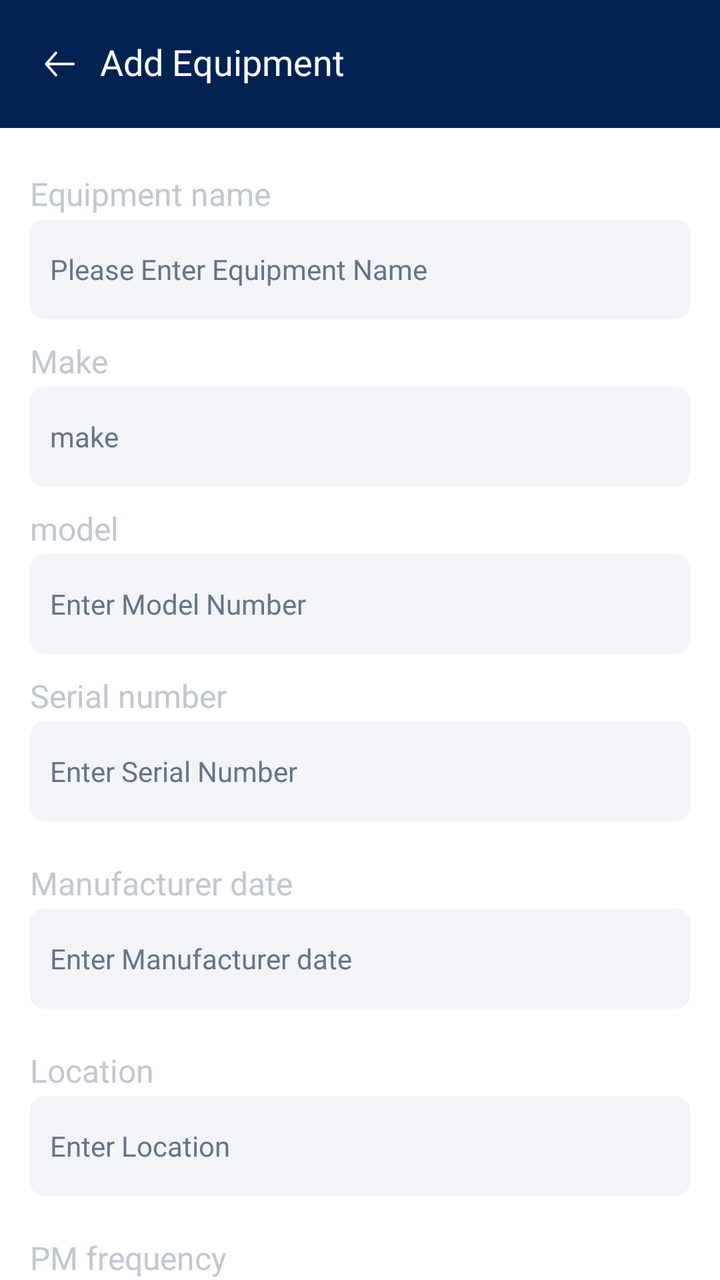
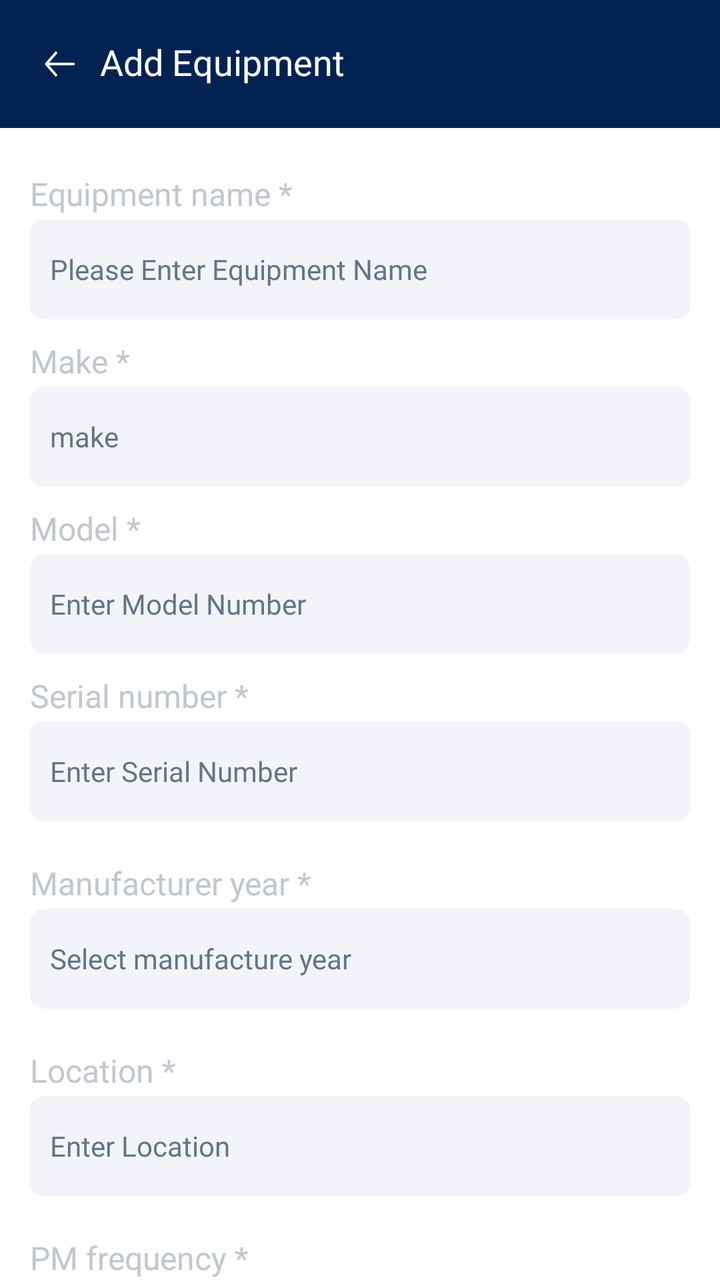

The first picture is an Android layout as it rendered before a commit; the second is the same layout after the commit. The layout source and the unified diff follow.
<!-- AndroidManifest.xml: application theme Theme.Evergreen -->
<!-- res/layout/activity_add_equipment.xml -->
<?xml version="1.0" encoding="utf-8"?>
<androidx.core.widget.NestedScrollView xmlns:android="http://schemas.android.com/apk/res/android"
    xmlns:tools="http://schemas.android.com/tools"
    android:layout_width="match_parent"
    android:layout_height="match_parent"
    android:orientation="vertical"
    android:fitsSystemWindows="true"
    android:id="@+id/main"
    android:background="@color/black_blue"
    xmlns:app="http://schemas.android.com/apk/res-auto"
    tools:context=".activities.AddEquipment">
    <LinearLayout
        android:background="@color/white"
        app:layout_constraintStart_toStartOf="parent"
        app:layout_constraintEnd_toEndOf="parent"
        android:orientation="vertical"
        app:layout_constraintBottom_toBottomOf="parent"
        android:layout_width="match_parent"
        android:layout_height="wrap_content">
        <androidx.appcompat.widget.Toolbar
            android:id="@+id/toolbar"
            app:contentInsetStart="0dp"
            android:background="@color/black_blue"
            app:layout_constraintTop_toTopOf="parent"
            app:layout_constraintStart_toStartOf="parent"
            app:layout_constraintEnd_toEndOf="parent"
            android:layout_width="match_parent"
            android:layout_height="wrap_content">
            <RelativeLayout
                android:layout_width="match_parent"
                android:layout_height="wrap_content">
                <ImageView
                    android:layout_marginStart="@dimen/_10sdp"
                    android:layout_centerVertical="true"
                    android:id="@+id/back"
                    android:src="@drawable/back"
                    android:layout_width="@dimen/_40sdp"
                    android:layout_height="@dimen/_40sdp"/>
                <TextView
                    android:id="@+id/tv_header"
                    android:layout_centerVertical="true"
                    android:gravity="left|center"
                    android:layout_marginLeft="@dimen/_50sdp"
                    android:textColor="@color/white"
                    android:includeFontPadding="false"
                    android:textSize="@dimen/_18ssp"
                    android:fontFamily="@font/roboto_medium"
                    android:layout_gravity="center"
                    android:text="Add Equipment"
                    android:layout_width="wrap_content"
                    android:layout_height="wrap_content"/>
            </RelativeLayout>
        </androidx.appcompat.widget.Toolbar>
        <LinearLayout
            android:background="@color/white"
            android:orientation="vertical"
            android:layout_width="match_parent"

            android:layout_height="wrap_content">
            <LinearLayout
                android:layout_marginHorizontal="@dimen/_15sdp"
                android:layout_marginTop="@dimen/_2sdp"
                android:orientation="vertical"
                android:layout_width="match_parent"
                android:layout_height="match_parent">
                <TextView
                    android:textColor="@color/gray1"
                    android:fontFamily="@font/roboto_regular"
                    android:textSize="@dimen/_16ssp"
                    android:layout_marginTop="@dimen/_20sdp"
                    app:layout_constraintStart_toStartOf="parent"
                    android:text="Equipment name"
                    android:layout_width="wrap_content"
                    android:layout_height="wrap_content"/>
                <EditText
                    android:gravity="center_vertical"
                    android:id="@+id/tv_eq_name"
                    android:textColorHint="@color/gray2"
                    android:fontFamily="@font/roboto_medium"
                    android:textSize="@dimen/_14ssp"
                    android:textColor="@color/black_blue"
                    android:layout_marginTop="@dimen/_2sdp"
                    android:paddingHorizontal="@dimen/_10sdp"
                    android:hint="Please Enter Equipment Name"
                    android:background="@drawable/edit_text_background"
                    app:layout_constraintTop_toBottomOf="@+id/text_email"
                    android:layout_width="match_parent"
                    android:layout_height="@dimen/_50sdp"
                    android:inputType="textEmailAddress"
                    app:layout_constraintEnd_toEndOf="parent"
                    app:layout_constraintStart_toStartOf="parent" />

                <TextView
                    android:textColor="@color/gray1"
                    android:fontFamily="@font/roboto_regular"
                    android:textSize="@dimen/_16ssp"
                    android:layout_marginTop="@dimen/_10sdp"
                    app:layout_constraintStart_toStartOf="parent"
                    android:text="Make"
                    android:layout_width="wrap_content"
                    android:layout_height="wrap_content"/>
                <EditText
                    android:gravity="center_vertical"
                    android:id="@+id/tv_make"
                    android:textColorHint="@color/gray2"
                    android:fontFamily="@font/roboto_medium"
                    android:textSize="@dimen/_14ssp"
                    android:textColor="@color/black_blue"
                    android:layout_marginTop="@dimen/_2sdp"
                    android:paddingHorizontal="@dimen/_10sdp"
                    android:hint="make"
                    android:background="@drawable/edit_text_background"
                    app:layout_constraintTop_toBottomOf="@+id/text_email"
                    android:layout_width="match_parent"
                    android:layout_height="@dimen/_50sdp"
                    android:inputType="textEmailAddress"
                    app:layout_constraintEnd_toEndOf="parent"
                    app:layout_constraintStart_toStartOf="parent" />


                <TextView
                    android:textColor="@color/gray1"
                    android:fontFamily="@font/roboto_regular"
                    android:textSize="@dimen/_16ssp"
                    android:layout_marginTop="@dimen/_10sdp"
                    app:layout_constraintStart_toStartOf="parent"
                    android:text="model"
                    android:layout_width="wrap_content"
                    android:layout_height="wrap_content"/>
                <EditText
                    android:gravity="center_vertical"
                    android:id="@+id/tv_model_num"
                    android:textColorHint="@color/gray2"
                    android:fontFamily="@font/roboto_medium"
                    android:autofillHints="emailAddress"
                    android:textSize="@dimen/_14ssp"
                    android:textColor="@color/black_blue"
                    android:layout_marginTop="@dimen/_2sdp"
                    android:paddingHorizontal="@dimen/_10sdp"
                    android:hint="Enter Model Number"
                    android:background="@drawable/edit_text_background"
                    app:layout_constraintTop_toBottomOf="@+id/text_email"
                    android:layout_width="match_parent"
                    android:layout_height="@dimen/_50sdp"
                    android:inputType="text"
                    app:layout_constraintEnd_toEndOf="parent"
                    app:layout_constraintStart_toStartOf="parent" />
                <TextView
                    android:textColor="@color/gray1"
                    android:fontFamily="@font/roboto_regular"
                    android:textSize="@dimen/_16ssp"
                    android:layout_marginTop="@dimen/_10sdp"
                    app:layout_constraintStart_toStartOf="parent"
                    android:text="Serial number"
                    android:layout_width="wrap_content"
                    android:layout_height="wrap_content"/>
                <EditText
                    android:gravity="center_vertical"
                    android:layout_gravity="center_vertical"
                    android:id="@+id/tv_specifications"
                    android:textColorHint="@color/gray2"
                    android:fontFamily="@font/roboto_medium"
                    android:textSize="@dimen/_14ssp"
                    android:textColor="@color/black_blue"
                    android:layout_marginTop="@dimen/_2sdp"
                    android:paddingHorizontal="@dimen/_10sdp"
                    android:hint="Enter Serial Number"
                    android:background="@drawable/edit_text_background"
                    app:layout_constraintTop_toBottomOf="@+id/text_email"
                    android:layout_width="match_parent"
                    android:layout_height="@dimen/_50sdp"
                    android:inputType="text"
                    app:layout_constraintEnd_toEndOf="parent"
                    app:layout_constraintStart_toStartOf="parent" />
                <TextView
                    android:visibility="gone"
                    android:textColor="@color/gray1"
                    android:fontFamily="@font/roboto_regular"
                    android:textSize="@dimen/_16ssp"
                    android:layout_marginTop="@dimen/_20sdp"
                    app:layout_constraintStart_toStartOf="parent"
                    android:text="Serial Number"
                    android:layout_width="wrap_content"
                    android:layout_height="wrap_content"/>
                <EditText
                    android:visibility="gone"
                    android:gravity="center_vertical"
                    android:id="@+id/tv_serial_number"
                    android:textColorHint="@color/gray2"
                    android:fontFamily="@font/roboto_medium"
                    android:textSize="@dimen/_14ssp"
                    android:textColor="@color/black_blue"
                    android:layout_marginTop="@dimen/_2sdp"
                    android:paddingHorizontal="@dimen/_10sdp"
                    android:hint="Enter Serial Number"
                    android:background="@drawable/edit_text_background"
                    app:layout_constraintTop_toBottomOf="@+id/text_email"
                    android:layout_width="match_parent"
                    android:layout_height="@dimen/_50sdp"
                    android:inputType="text"
                    app:layout_constraintEnd_toEndOf="parent"
                    app:layout_constraintStart_toStartOf="parent" />


                <TextView
                    android:textColor="@color/gray1"
                    android:fontFamily="@font/roboto_regular"
                    android:textSize="@dimen/_16ssp"
                    android:layout_marginTop="@dimen/_20sdp"
                    app:layout_constraintStart_toStartOf="parent"
                    android:text="Manufacturer date"
                    android:layout_width="wrap_content"
                    android:layout_height="wrap_content"/>
                <TextView
                    android:gravity="center_vertical"
                    android:id="@+id/tv_date"
                    android:textColorHint="@color/gray2"
                    android:fontFamily="@font/roboto_medium"
                    android:textSize="@dimen/_14ssp"
                    android:textColor="@color/black_blue"
                    android:layout_marginTop="@dimen/_2sdp"
                    android:paddingHorizontal="@dimen/_10sdp"
                    android:hint="Enter Manufacturer date"
                    android:background="@drawable/edit_text_background"
                    app:layout_constraintTop_toBottomOf="@+id/text_email"
                    android:layout_width="match_parent"
                    android:layout_height="@dimen/_50sdp"
                    android:inputType="text"
                    app:layout_constraintEnd_toEndOf="parent"
                    app:layout_constraintStart_toStartOf="parent" />


                <TextView
                    android:textColor="@color/gray1"
                    android:fontFamily="@font/roboto_regular"
                    android:textSize="@dimen/_16ssp"
                    android:layout_marginTop="@dimen/_20sdp"
                    app:layout_constraintStart_toStartOf="parent"
                    android:text="Location"
                    android:layout_width="wrap_content"
                    android:layout_height="wrap_content"/>
                <EditText
                    android:gravity="center_vertical"
                    android:id="@+id/location"
                    android:textColorHint="@color/gray2"
                    android:fontFamily="@font/roboto_medium"
                    android:textSize="@dimen/_14ssp"
                    android:textColor="@color/black_blue"
                    android:layout_marginTop="@dimen/_2sdp"
                    android:paddingHorizontal="@dimen/_10sdp"
                    android:hint="Enter Location"
                    android:background="@drawable/edit_text_background"
                    app:layout_constraintTop_toBottomOf="@+id/text_email"
                    android:layout_width="match_parent"
                    android:layout_height="@dimen/_50sdp"
                    android:inputType="text"
                    app:layout_constraintEnd_toEndOf="parent"
                    app:layout_constraintStart_toStartOf="parent" />

                <TextView
                    android:textColor="@color/gray1"
                    android:fontFamily="@font/roboto_regular"
                    android:textSize="@dimen/_16ssp"
                    android:layout_marginTop="@dimen/_20sdp"
                    app:layout_constraintStart_toStartOf="parent"
                    android:text="PM frequency"
                    android:layout_width="wrap_content"
                    android:layout_height="wrap_content"/>
                <TextView
                    android:gravity="center_vertical"
                    android:id="@+id/tm_frequency"
                    android:textColorHint="@color/gray2"
                    android:fontFamily="@font/roboto_medium"
                    android:textSize="@dimen/_14ssp"
                    android:textColor="@color/black_blue"
                    android:layout_marginTop="@dimen/_2sdp"
                    android:paddingHorizontal="@dimen/_10sdp"
                    android:hint="Choose pm frequency"
                    android:background="@drawable/edit_text_background"
                    app:layout_constraintTop_toBottomOf="@+id/text_email"
                    android:layout_width="match_parent"
                    android:layout_height="@dimen/_50sdp"
                    android:inputType="text"
                    app:layout_constraintEnd_toEndOf="parent"
                    app:layout_constraintStart_toStartOf="parent" />



                <TextView
                    android:textColor="@color/gray1"
                    android:fontFamily="@font/roboto_regular"
                    android:textSize="@dimen/_16ssp"
                    android:layout_marginTop="@dimen/_10sdp"
                    app:layout_constraintStart_toStartOf="parent"
                    android:text="Description"
                    android:layout_width="wrap_content"
                    android:layout_height="wrap_content"/>
                <LinearLayout
                    android:minHeight="@dimen/_150sdp"
                    android:background="@drawable/edit_text_background"
                    android:layout_width="match_parent"
                    android:layout_height="wrap_content">
                    <EditText
                        android:gravity="top"
                        android:id="@+id/desc"
                        android:textColorHint="@color/gray2"
                        android:background="@null"
                        android:fontFamily="@font/roboto_medium"
                        android:textSize="@dimen/_14ssp"
                        android:textColor="@color/black_blue"
                        android:layout_marginTop="@dimen/_2sdp"
                        android:paddingHorizontal="@dimen/_10sdp"
                        android:layout_width="match_parent"
                        android:layout_height="match_parent"
                        android:inputType="textImeMultiLine"
                        app:layout_constraintEnd_toEndOf="parent"
                        app:layout_constraintStart_toStartOf="parent" />




                </LinearLayout>

                <TextView
                    android:textColor="@color/gray1"
                    android:fontFamily="@font/roboto_regular"
                    android:textSize="@dimen/_16ssp"
                    android:layout_marginTop="@dimen/_20sdp"
                    app:layout_constraintStart_toStartOf="parent"
                    android:text="Add Photo"
                    android:layout_width="wrap_content"
                    android:layout_height="wrap_content"/>

                <LinearLayout
                    android:layout_marginTop="@dimen/_2sdp"
                    android:minHeight="@dimen/_150sdp"
                    android:background="@drawable/edit_text_background"
                    android:layout_width="match_parent"
                    android:layout_height="wrap_content">

                    <RelativeLayout
                        android:gravity="center"
                        android:layout_gravity="center"
                        android:layout_marginTop="@dimen/_22sdp"
                        android:padding="@dimen/_10ssp"
                        android:background="@drawable/edit_text_background"
                        android:layout_width="match_parent"
                        android:layout_height="@dimen/_280sdp">

                        <LinearLayout
                            android:id="@+id/rl2"
                            android:layout_width="match_parent"
                            android:layout_height="wrap_content"
                            android:layout_centerInParent="true"
                            android:gravity="center"
                            android:orientation="vertical">

                            <ImageView
                                android:id="@+id/eq_img"
                                android:layout_width="@dimen/_60sdp"
                                android:layout_height="@dimen/_60sdp"
                                android:layout_gravity="center"
                                android:background="@null"
                                android:gravity="top"
                                android:src="@drawable/photograph"
                                android:textSize="@dimen/_16ssp" />

                            <TextView
                                android:layout_width="match_parent"
                                android:layout_height="wrap_content"
                                android:layout_gravity="center_horizontal"
                                android:fontFamily="@font/roboto_regular"
                                android:gravity="center_horizontal"
                                android:text="Upload company image"
                                android:textSize="@dimen/_14ssp" />

                        </LinearLayout>
                        <RelativeLayout
                            android:visibility="gone"
                            android:id="@+id/rl3"
                            android:layout_width="match_parent"
                            android:layout_height="match_parent">

                            <ImageView
                                android:scaleType="centerCrop"
                                android:id="@+id/selectedimage"
                                android:layout_width="match_parent"
                                android:layout_height="match_parent"
                                android:layout_gravity="center"/>
                            <ImageView
                                android:id="@+id/close"
                                android:padding="@dimen/_10sdp"
                                android:layout_alignParentEnd="true"
                                android:src="@drawable/baseline_close_24"
                                android:layout_width="wrap_content"
                                android:layout_height="wrap_content"/>
                        </RelativeLayout>
                    </RelativeLayout>



                </LinearLayout>
                <TextView
                    android:textColor="@color/gray1"
                    android:fontFamily="@font/roboto_regular"
                    android:textSize="@dimen/_16ssp"
                    android:layout_marginTop="@dimen/_20sdp"
                    app:layout_constraintStart_toStartOf="parent"
                    android:text="Company Name"
                    android:layout_width="wrap_content"
                    android:layout_height="wrap_content"/>
                <TextView
                    android:gravity="center_vertical"
                    android:id="@+id/site_name"
                    android:textColorHint="@color/gray2"
                    android:fontFamily="@font/roboto_medium"
                    android:textSize="@dimen/_14ssp"
                    android:textColor="@color/black_blue"
                    android:layout_marginTop="@dimen/_2sdp"
                    android:paddingHorizontal="@dimen/_10sdp"
                    android:hint="Select  company name"
                    android:background="@drawable/edit_text_background"
                    app:layout_constraintTop_toBottomOf="@+id/text_email"
                    android:layout_width="match_parent"
                    android:layout_height="@dimen/_50sdp"
                    android:inputType="textEmailAddress"
                    app:layout_constraintEnd_toEndOf="parent"
                    app:layout_constraintStart_toStartOf="parent" />
                <LinearLayout
                    android:weightSum="2"
                    android:orientation="horizontal"
                    android:layout_width="match_parent"
                    android:layout_height="wrap_content">
                    <com.google.android.material.card.MaterialCardView
                        app:cardBackgroundColor="@color/btn_back"
                        android:id="@+id/creat_eq"
                        app:cardCornerRadius="@dimen/_8sdp"
                        android:layout_weight="1"
                        android:layout_marginHorizontal="@dimen/_2sdp"
                        android:layout_marginTop="@dimen/_20sdp"
                        android:textSize="@dimen/_14ssp"
                        android:layout_width="match_parent"
                        android:layout_height="@dimen/_50sdp">
                        <TextView
                            android:id="@+id/tv_update"
                            android:fontFamily="@font/roboto_regular"
                            android:gravity="center"
                            android:textSize="@dimen/_14ssp"
                            android:layout_gravity="center"
                            android:textColor="@color/white"
                            android:text="Add Equipment"
                            android:layout_width="match_parent"
                            android:layout_height="wrap_content"/>
                    </com.google.android.material.card.MaterialCardView>
                    <com.google.android.material.card.MaterialCardView
                        app:cardBackgroundColor="@color/btn_back"
                        android:id="@+id/cancel"
                        android:layout_weight="1"
                        app:cardCornerRadius="@dimen/_8sdp"
                        android:layout_marginHorizontal="@dimen/_2sdp"
                        android:layout_marginTop="@dimen/_20sdp"
                        android:textSize="@dimen/_14ssp"
                        android:layout_width="match_parent"
                        android:layout_height="@dimen/_50sdp">
                        <TextView
                            android:fontFamily="@font/roboto_regular"
                            android:gravity="center"
                            android:textSize="@dimen/_14ssp"
                            android:layout_gravity="center"
                            android:textColor="@color/white"
                            android:text="Cancel"
                            android:layout_width="match_parent"
                            android:layout_height="wrap_content"/>
                    </com.google.android.material.card.MaterialCardView>

                </LinearLayout>

                <Space
                    android:layout_width="match_parent"
                    android:layout_height="@dimen/_15sdp"/>

            </LinearLayout>








        </LinearLayout>

    </LinearLayout>

</androidx.core.widget.NestedScrollView>
<!-- resources referenced by this layout -->
<resources>
  <color name="black_blue">#022352</color>
  <color name="btn_back">#2057A6</color>
  <color name="gray1">#C1C7D0</color>
  <color name="gray2">#637587</color>
  <color name="white">#FFFFFFFF</color>
  <dimen name="_10sdp">10.00dp</dimen>
  <dimen name="_10ssp">10.00sp</dimen>
  <dimen name="_14ssp">14.00sp</dimen>
  <dimen name="_150sdp">150.00dp</dimen>
  <dimen name="_15sdp">15.00dp</dimen>
  <dimen name="_16ssp">16.00sp</dimen>
  <dimen name="_18ssp">18.00sp</dimen>
  <dimen name="_20sdp">20.00dp</dimen>
  <dimen name="_22sdp">22.00dp</dimen>
  <dimen name="_280sdp">280.00dp</dimen>
  <dimen name="_2sdp">2.00dp</dimen>
  <dimen name="_40sdp">40.00dp</dimen>
  <dimen name="_50sdp">50.00dp</dimen>
  <dimen name="_60sdp">60.00dp</dimen>
  <dimen name="_8sdp">8.00dp</dimen>
  <!-- drawable back (drawable) -->
  <vector xmlns:android="http://schemas.android.com/apk/res/android"
      android:width="32dp"
      android:height="32dp"
      android:viewportWidth="32"
      android:viewportHeight="32">
    <path
        android:pathData="M8,0L24,0A8,8 0,0 1,32 8L32,24A8,8 0,0 1,24 32L8,32A8,8 0,0 1,0 24L0,8A8,8 0,0 1,8 0z"
        android:fillColor="@color/black_blue"
        android:fillAlpha="1"/>
    <path
        android:pathData="M14.714,20.839C14.618,20.949 14.496,21 14.374,21C14.252,21 14.13,20.949 14.034,20.839L10.14,16.388C9.953,16.175 9.953,15.823 10.14,15.61L14.034,11.16C14.22,10.947 14.528,10.947 14.714,11.16C14.9,11.372 14.9,11.724 14.714,11.937L11.641,15.449H21.386C21.649,15.449 21.868,15.698 21.868,15.999C21.868,16.299 21.649,16.549 21.386,16.549H11.641L14.714,20.061C14.9,20.274 14.9,20.626 14.714,20.839Z"
        android:fillColor="#FFFFFF"
        android:fillType="evenOdd"/>
  </vector>
  <!-- drawable baseline_close_24 (drawable) -->
  <vector android:alpha="0.69" android:height="24dp"
      android:tint="#000000" android:viewportHeight="24"
      android:viewportWidth="24" android:width="24dp" xmlns:android="http://schemas.android.com/apk/res/android">
      <path android:fillColor="@android:color/white" android:pathData="M19,6.41L17.59,5 12,10.59 6.41,5 5,6.41 10.59,12 5,17.59 6.41,19 12,13.41 17.59,19 19,17.59 13.41,12z"/>
  </vector>
  <!-- drawable edit_text_background (drawable) -->
  <?xml version="1.0" encoding="utf-8"?>
  <shape xmlns:android="http://schemas.android.com/apk/res/android"
      android:shape="rectangle">
  
      <solid android:color="#F2F4F7"/>
      <corners android:radius="@dimen/_6sdp"/>
      <stroke android:color="#F2F4F7"
          android:width="@dimen/_2sdp"/>
  
  </shape>
  <!-- drawable photograph (drawable) -->
  <vector xmlns:android="http://schemas.android.com/apk/res/android"
      android:width="@dimen/_70sdp"
      android:height="@dimen/_70sdp"
      android:viewportWidth="140"
      android:viewportHeight="140">
    <path
        android:pathData="M28,21C20.27,21 14,27.27 14,35V105C14,112.73 20.27,119 28,119H112C119.73,119 126,112.73 126,105V35C126,27.27 119.73,21 112,21H28ZM112,105H28L56,49L77,91L91,63L112,105Z"
        android:fillColor="#DCDCDC"
        android:fillType="evenOdd"/>
  </vector>
  <style name="Theme.Evergreen" parent="Base.Theme.Evergreen" />
  <dimen name="_6sdp">6.00dp</dimen>
  <dimen name="_70sdp">70.00dp</dimen>
  <style name="Base.Theme.Evergreen" parent="Theme.Material3.Light.NoActionBar">
  
  
  
  
  
  
  
          <item name="android:statusBarColor">@color/black_blue</item>
  
  
      </style>
</resources>

<!-- the commit's change to res/layout/activity_add_equipment.xml (unified diff, before → after) -->
@@ -69,7 +69,7 @@
                     android:textSize="@dimen/_16ssp"
                     android:layout_marginTop="@dimen/_20sdp"
                     app:layout_constraintStart_toStartOf="parent"
-                    android:text="Equipment name"
+                    android:text="Equipment name *"
                     android:layout_width="wrap_content"
                     android:layout_height="wrap_content"/>
                 <EditText
@@ -96,7 +96,7 @@
                     android:textSize="@dimen/_16ssp"
                     android:layout_marginTop="@dimen/_10sdp"
                     app:layout_constraintStart_toStartOf="parent"
-                    android:text="Make"
+                    android:text="Make *"
                     android:layout_width="wrap_content"
                     android:layout_height="wrap_content"/>
                 <EditText
@@ -124,7 +124,7 @@
                     android:textSize="@dimen/_16ssp"
                     android:layout_marginTop="@dimen/_10sdp"
                     app:layout_constraintStart_toStartOf="parent"
-                    android:text="model"
+                    android:text="Model *"
                     android:layout_width="wrap_content"
                     android:layout_height="wrap_content"/>
                 <EditText
@@ -151,7 +151,7 @@
                     android:textSize="@dimen/_16ssp"
                     android:layout_marginTop="@dimen/_10sdp"
                     app:layout_constraintStart_toStartOf="parent"
-                    android:text="Serial number"
+                    android:text="Serial number *"
                     android:layout_width="wrap_content"
                     android:layout_height="wrap_content"/>
                 <EditText
@@ -208,7 +208,7 @@
                     android:textSize="@dimen/_16ssp"
                     android:layout_marginTop="@dimen/_20sdp"
                     app:layout_constraintStart_toStartOf="parent"
-                    android:text="Manufacturer date"
+                    android:text="Manufacturer year *"
                     android:layout_width="wrap_content"
                     android:layout_height="wrap_content"/>
                 <TextView
@@ -220,23 +220,23 @@
                     android:textColor="@color/black_blue"
                     android:layout_marginTop="@dimen/_2sdp"
                     android:paddingHorizontal="@dimen/_10sdp"
-                    android:hint="Enter Manufacturer date"
-                    android:background="@drawable/edit_text_background"
-                    app:layout_constraintTop_toBottomOf="@+id/text_email"
-                    android:layout_width="match_parent"
-                    android:layout_height="@dimen/_50sdp"
-                    android:inputType="text"
-                    app:layout_constraintEnd_toEndOf="parent"
-                    app:layout_constraintStart_toStartOf="parent" />
-
-
-                <TextView
-                    android:textColor="@color/gray1"
-                    android:fontFamily="@font/roboto_regular"
-                    android:textSize="@dimen/_16ssp"
-                    android:layout_marginTop="@dimen/_20sdp"
-                    app:layout_constraintStart_toStartOf="parent"
-                    android:text="Location"
+                    android:hint="Select manufacture year"
+                    android:background="@drawable/edit_text_background"
+                    app:layout_constraintTop_toBottomOf="@+id/text_email"
+                    android:layout_width="match_parent"
+                    android:layout_height="@dimen/_50sdp"
+                    android:inputType="text"
+                    app:layout_constraintEnd_toEndOf="parent"
+                    app:layout_constraintStart_toStartOf="parent" />
+
+
+                <TextView
+                    android:textColor="@color/gray1"
+                    android:fontFamily="@font/roboto_regular"
+                    android:textSize="@dimen/_16ssp"
+                    android:layout_marginTop="@dimen/_20sdp"
+                    app:layout_constraintStart_toStartOf="parent"
+                    android:text="Location *"
                     android:layout_width="wrap_content"
                     android:layout_height="wrap_content"/>
                 <EditText
@@ -263,7 +263,7 @@
                     android:textSize="@dimen/_16ssp"
                     android:layout_marginTop="@dimen/_20sdp"
                     app:layout_constraintStart_toStartOf="parent"
-                    android:text="PM frequency"
+                    android:text="PM frequency *"
                     android:layout_width="wrap_content"
                     android:layout_height="wrap_content"/>
                 <TextView
@@ -327,7 +327,7 @@
                     android:textSize="@dimen/_16ssp"
                     android:layout_marginTop="@dimen/_20sdp"
                     app:layout_constraintStart_toStartOf="parent"
-                    android:text="Add Photo"
+                    android:text="Add Photo *"
                     android:layout_width="wrap_content"
                     android:layout_height="wrap_content"/>
 
@@ -406,7 +406,7 @@
                     android:textSize="@dimen/_16ssp"
                     android:layout_marginTop="@dimen/_20sdp"
                     app:layout_constraintStart_toStartOf="parent"
-                    android:text="Company Name"
+                    android:text="Company Name *"
                     android:layout_width="wrap_content"
                     android:layout_height="wrap_content"/>
                 <TextView
